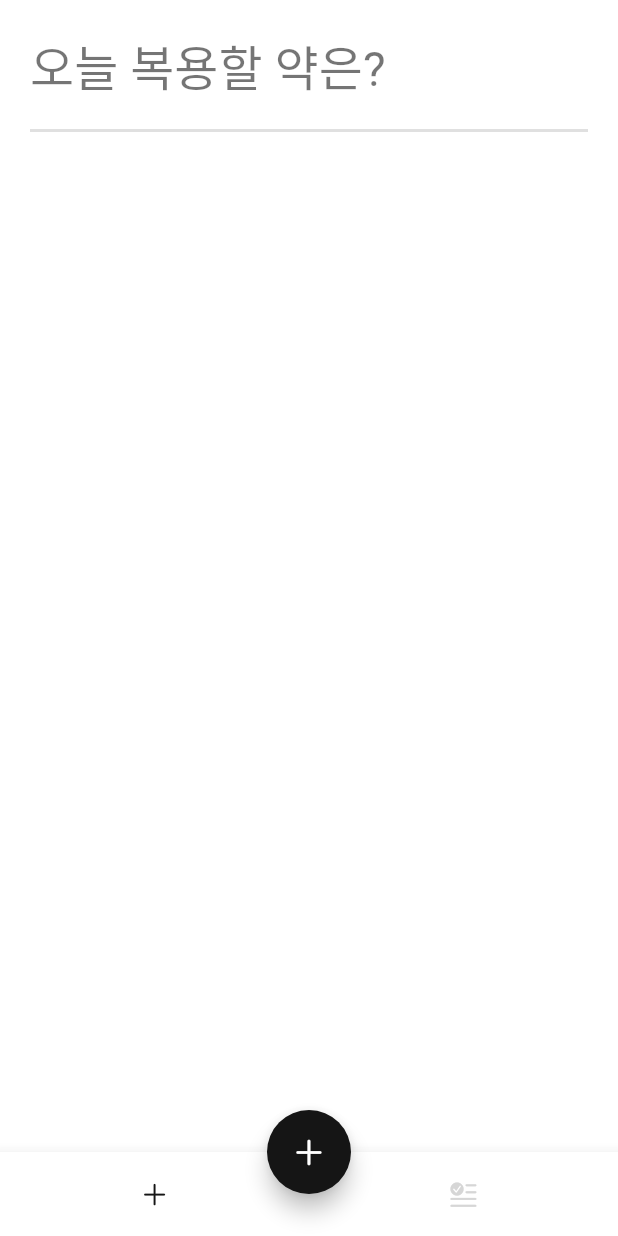
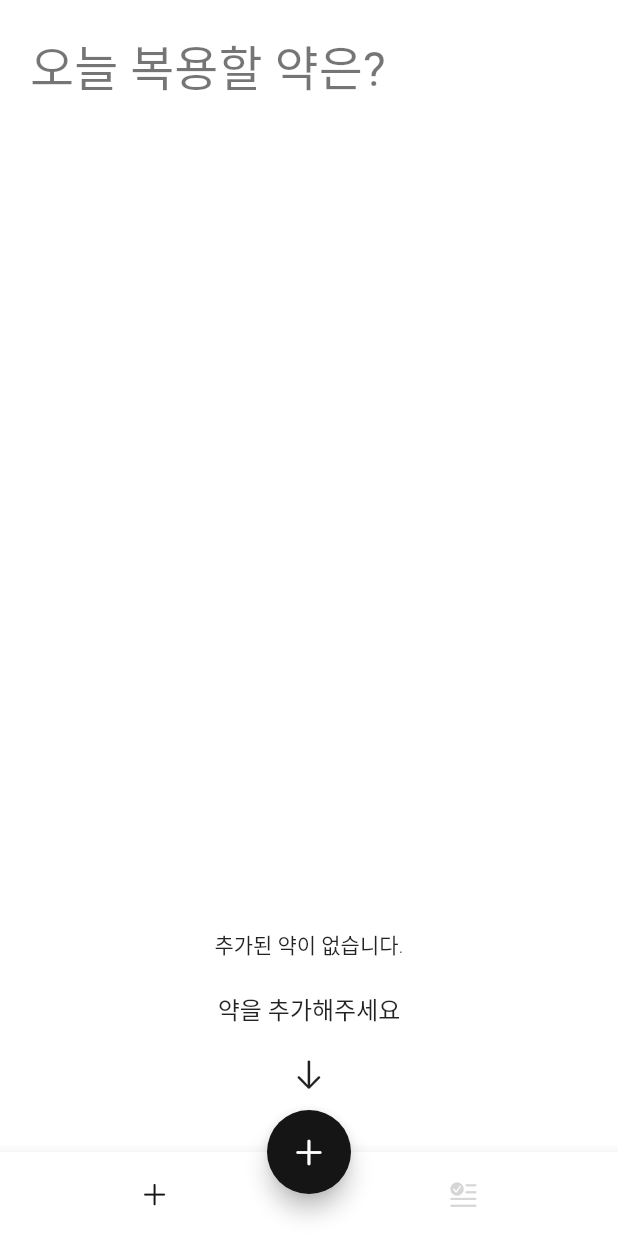
Before and after one commit to EunjoungAhn/flutter_first_app, a Flutter app: the screen it shows after launch, on a phone screen of 412 x 824 dp. Run offline on Flutter 3.47's test engine with Material 2 defaults, Android fonts, the phone set to English and light mode, and no system bars; our stand-ins replace flutter_local_notifications, flutter_native_timezone, hive, hive_flutter, image_picker, permission_handler and 1 more; accounts and stored records are empty; Roboto replaces fonts that are missing (GmarketSansTTF).

Commit message:
빈화면 목록창 UI 제작

```diff
--- /dev/null
+++ b/lib/pages/today/today_empty_widget.dart
@@ -0,0 +1,25 @@
+import 'package:first_app/components/app_constants.dart';
+import 'package:flutter/cupertino.dart';
+import 'package:flutter/material.dart';
+
+class TodayEmpty extends StatelessWidget {
+  const TodayEmpty({super.key});
+
+  @override
+  Widget build(BuildContext context) {
+    return Column(
+      mainAxisAlignment: MainAxisAlignment.end,
+      children: [
+        const Center(child: Text('추가된 약이 없습니다.')),
+        const SizedBox(height: smallSpace,),
+        Text(
+          '약을 추가해주세요',
+          style: Theme.of(context).textTheme.subtitle1,
+        ),
+        const SizedBox(height: smallSpace,),
+        const Icon(CupertinoIcons.arrow_down),
+        const SizedBox(height: largeSpace,),
+      ],
+    );
+  }
+}
--- a/lib/pages/today/today_page.dart
+++ b/lib/pages/today/today_page.dart
@@ -4,6 +4,7 @@ import 'dart:io';
 import 'package:first_app/components/app_constants.dart';
 import 'package:first_app/components/app_page_route.dart';
 import 'package:first_app/main.dart';
+import 'package:first_app/pages/today/today_empty_widget.dart';
 import 'package:flutter/cupertino.dart';
 import 'package:flutter/material.dart';
 import 'package:hive_flutter/hive_flutter.dart';
@@ -25,7 +26,7 @@ class TodayPage extends StatelessWidget {
         ),
         // 제목 아래 스크롤 가능한 영역 만들기 위해 공간 넣기
         const SizedBox(height: regularSpace),
-        const Divider(height: 1, thickness: 2.0,),
+
         Expanded(
           child: ValueListenableBuilder(
             valueListenable: medicineRepository.medicineBox.listenable(),
@@ -41,6 +42,11 @@ class TodayPage extends StatelessWidget {
     //medicine list
     final medicineAlarms = <MedicineAlarm>[];
 
+    // 빈화면일때 뷰 처리
+    if(medicines.isEmpty){
+      return TodayEmpty();
+    }
+
     for(var medicine in medicines){
       for(var alarm in medicine.alarms){
         medicineAlarms.add(MedicineAlarm(
@@ -54,7 +60,11 @@ class TodayPage extends StatelessWidget {
     }
 
 
-    return ListView.separated(
+    return Column(
+      children: [
+        const Divider(height: 1, thickness: 1.0,),
+        Expanded(
+          child: ListView.separated(
             padding: const EdgeInsets.symmetric(vertical: smallSpace),
             itemCount: medicineAlarms.length,
             itemBuilder: (context, index) {
@@ -68,6 +78,10 @@ class TodayPage extends StatelessWidget {
               height: regularSpace,
             );
           },
+          ),
+        ),
+        const Divider(height: 1, thickness: 1.0,),
+      ],
     );
   }
 }
```
Lines whose indentation alone changed are shown as unchanged.
